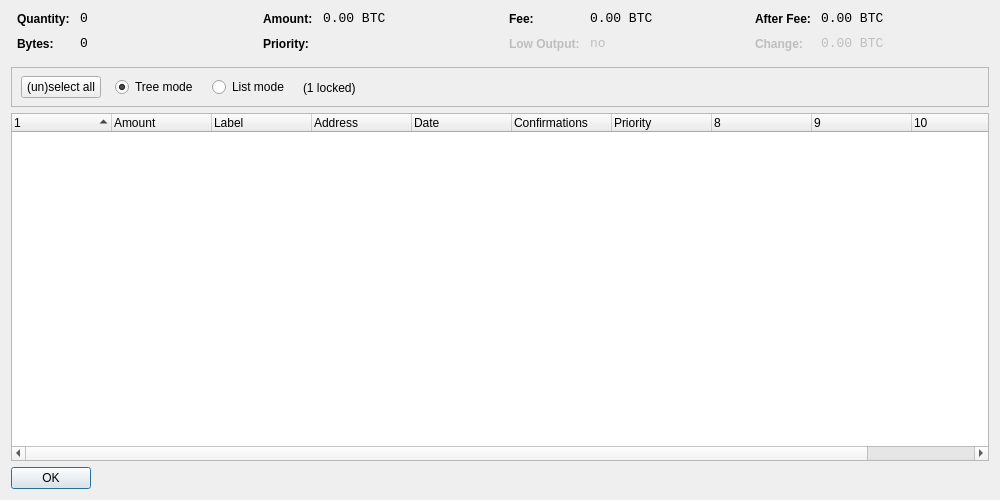
Above: src/qt/forms/coincontroldialog.ui from cataloniacurrency/cataloniacoinv2 before the change. Below: the same form after it.
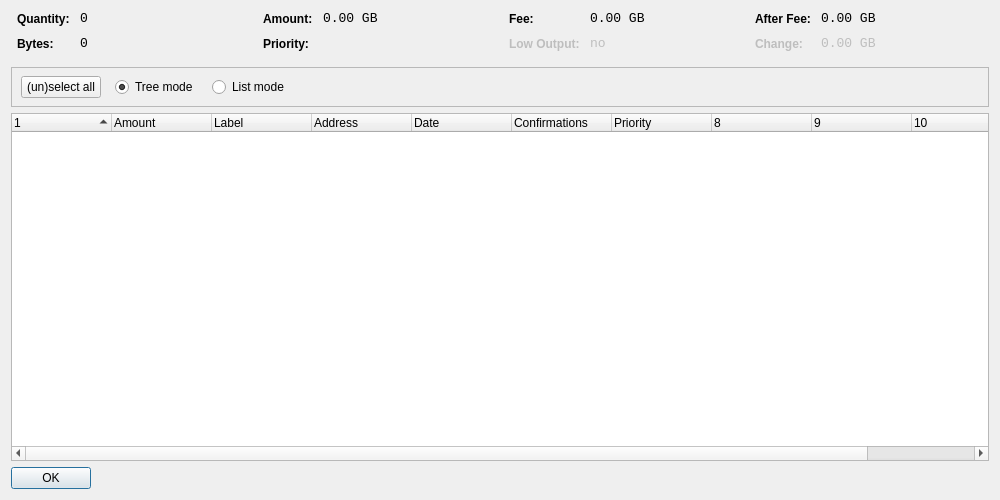
That is the form after the change. Custom widgets are drawn as their Qt base class.

```diff
--- a/src/qt/forms/coincontroldialog.ui
+++ b/src/qt/forms/coincontroldialog.ui
@@ -141,7 +141,7 @@
           <enum>Qt::ActionsContextMenu</enum>
          </property>
          <property name="text">
-          <string notr="true">0.00 BTC</string>
+          <string notr="true">0.00 GB</string>
          </property>
          <property name="textInteractionFlags">
           <set>Qt::LinksAccessibleByMouse|Qt::TextSelectableByKeyboard|Qt::TextSelectableByMouse</set>
@@ -221,7 +221,7 @@
           <enum>Qt::ActionsContextMenu</enum>
          </property>
          <property name="text">
-          <string notr="true">0.00 BTC</string>
+          <string notr="true">0.00 GB</string>
          </property>
          <property name="textInteractionFlags">
           <set>Qt::LinksAccessibleByMouse|Qt::TextSelectableByKeyboard|Qt::TextSelectableByMouse</set>
@@ -307,7 +307,7 @@
           <enum>Qt::ActionsContextMenu</enum>
          </property>
          <property name="text">
-          <string notr="true">0.00 BTC</string>
+          <string notr="true">0.00 GB</string>
          </property>
          <property name="textInteractionFlags">
           <set>Qt::LinksAccessibleByMouse|Qt::TextSelectableByKeyboard|Qt::TextSelectableByMouse</set>
@@ -345,7 +345,7 @@
           <enum>Qt::ActionsContextMenu</enum>
          </property>
          <property name="text">
-          <string notr="true">0.00 BTC</string>
+          <string notr="true">0.00 GB</string>
          </property>
          <property name="textInteractionFlags">
           <set>Qt::LinksAccessibleByMouse|Qt::TextSelectableByKeyboard|Qt::TextSelectableByMouse</set>
@@ -425,13 +425,6 @@
          </property>
         </widget>
        </item>
-       <item>
-        <widget class="QLabel" name="labelLocked">
-         <property name="text">
-          <string>(1 locked)</string>
-         </property>
-        </widget>
-       </item>
        <item>
         <spacer name="horizontalSpacer">
          <property name="orientation">
```
Left out of the diff: 4 changed lines with no effect on the pictures.
